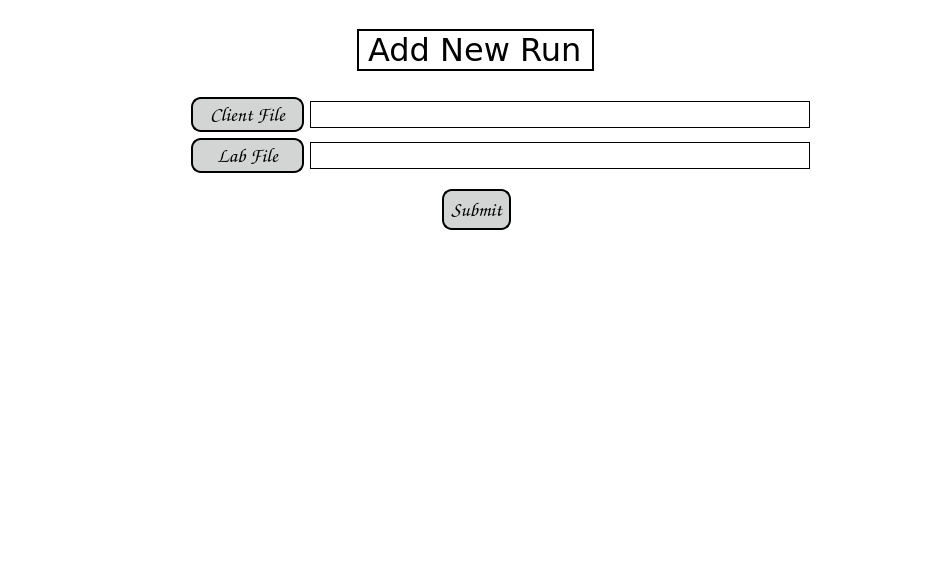
This is app/gui/import_page.ui in JasonLaux/DC-Boxjelly as Qt 5 draws it before an edit. The edited form follows.
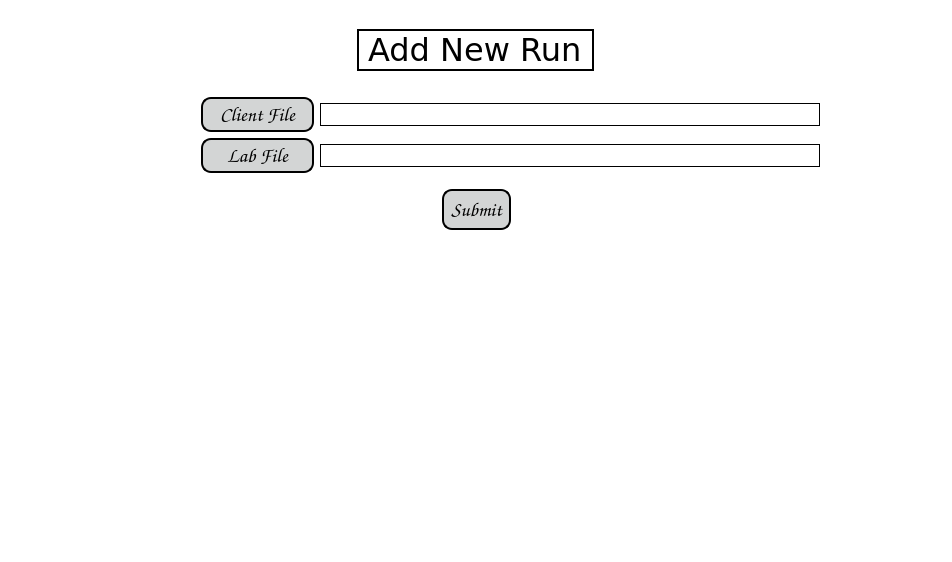
This is the edited form.

Commit message: Edited box width layout

Patch:
```diff
--- a/app/gui/import_page.ui
+++ b/app/gui/import_page.ui
@@ -155,7 +155,7 @@
             <property name="font">
              <font>
               <family>Verdana</family>
-              <pointsize>14</pointsize>
+              <pointsize>12</pointsize>
              </font>
             </property>
             <property name="styleSheet">
@@ -236,7 +236,7 @@
             <property name="font">
              <font>
               <family>Verdana</family>
-              <pointsize>14</pointsize>
+              <pointsize>12</pointsize>
              </font>
             </property>
             <property name="styleSheet">
@@ -260,7 +260,7 @@
         </property>
         <property name="sizeHint" stdset="0">
          <size>
-          <width>100</width>
+          <width>80</width>
           <height>20</height>
          </size>
         </property>
```
The commit also changes 2 other files.
